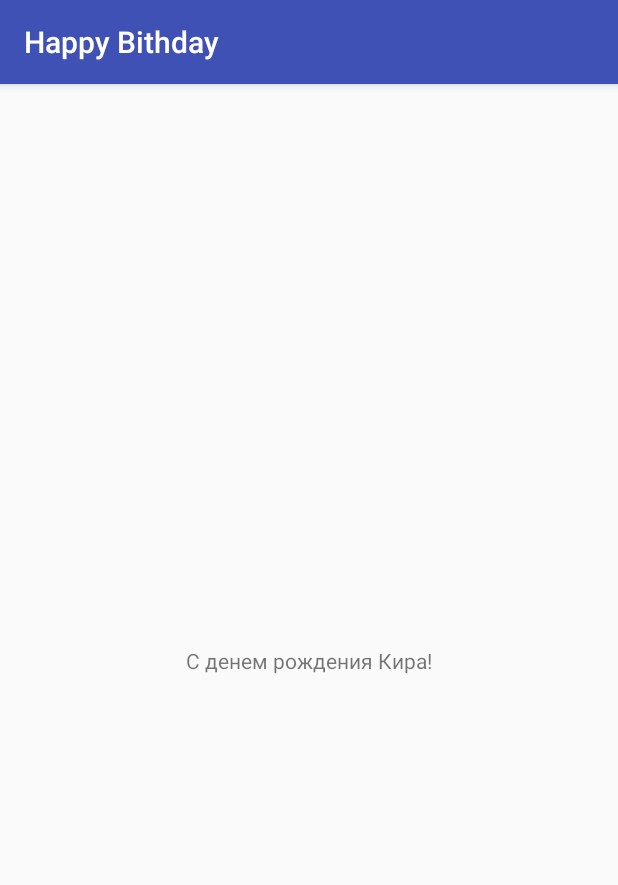
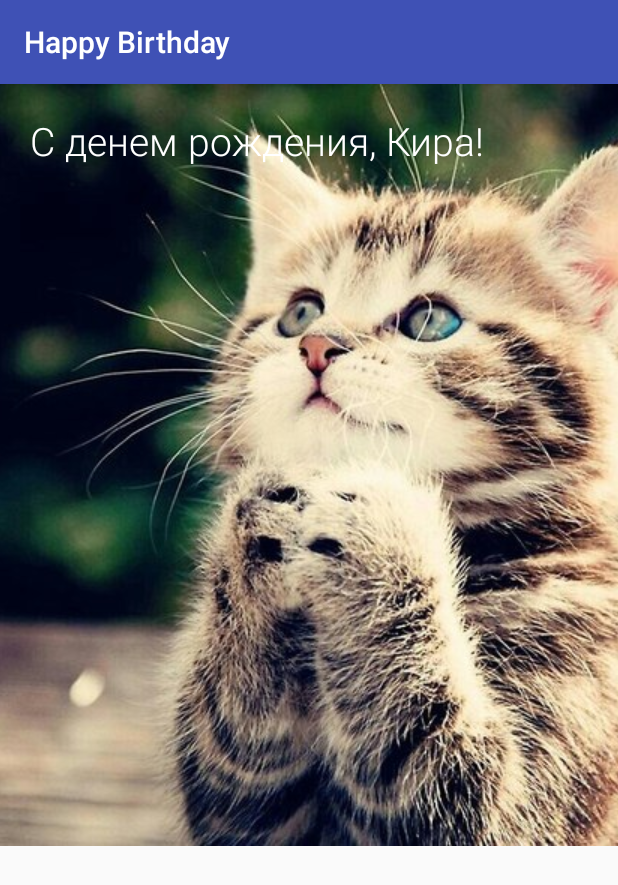
Before and after one commit to ivshebanov/Android, an Android app: the screen it shows after launch (MainActivity), on a phone screen of 412 x 824 dp. Shown: the top 885 px of the screen. Run offline under Robolectric (Android 15) with nearby library versions, the phone set to English and light mode, and no system bars.

Commit message:
HappyBirthday

```diff
--- a/HappyBithday/app/src/main/java/com/example/android/happybithday/MainActivity.java
+++ b/HappyBithday/app/src/main/java/com/example/android/happybithday/MainActivity.java
@@ -1,7 +1,8 @@
 package com.example.android.happybithday;
 
+
+import android.os.Bundle;
 import android.support.v7.app.AppCompatActivity;
-import android.os.Bundle;
 
 public class MainActivity extends AppCompatActivity {
 
--- a/HappyBithday/app/src/main/res/layout/activity_main.xml
+++ b/HappyBithday/app/src/main/res/layout/activity_main.xml
@@ -1,19 +1,38 @@
 <?xml version="1.0" encoding="utf-8"?>
-<android.support.constraint.ConstraintLayout xmlns:android="http://schemas.android.com/apk/res/android"
+<RelativeLayout
+    xmlns:android="http://schemas.android.com/apk/res/android"
     xmlns:app="http://schemas.android.com/apk/res-auto"
     xmlns:tools="http://schemas.android.com/tools"
     android:layout_width="match_parent"
     android:layout_height="match_parent"
     tools:context="com.example.android.happybithday.MainActivity">
 
+    <ImageView
+        android:src="@drawable/qwe1"
+        android:layout_height="wrap_content"
+        android:layout_width="wrap_content"
+        android:scaleType="centerCrop"
+        android:contentDescription="@string/kiska" />
+
     <TextView
         android:layout_width="wrap_content"
         android:layout_height="wrap_content"
-        android:text="С денем рождения Кира!"
-        app:layout_constraintBottom_toBottomOf="parent"
-        app:layout_constraintLeft_toLeftOf="parent"
-        app:layout_constraintRight_toRightOf="parent"
-        app:layout_constraintTop_toTopOf="parent" />
-
-
-</android.support.constraint.ConstraintLayout>
+        android:text="@string/HappyBirthday"
+        android:textSize="26sp"
+        android:fontFamily="sans-serif-light"
+        android:textColor="#FFFFFF"
+        android:padding="20dp"
+        android:id="@+id/textView"
+        android:layout_alignParentTop="true"
+        android:layout_alignParentStart="true" />
+    <TextView
+        android:layout_width="wrap_content"
+        android:layout_height="wrap_content"
+        android:text="@string/Suprise"
+        android:textSize="26sp"
+        android:fontFamily="sans-serif-light"
+        android:textColor="#FFFFFF"
+        android:padding="20dp"
+        android:layout_alignParentBottom="true"
+        android:layout_alignParentEnd="true" />
+</RelativeLayout>
--- a/HappyBithday/app/src/main/res/values/strings.xml
+++ b/HappyBithday/app/src/main/res/values/strings.xml
@@ -1,3 +1,6 @@
 <resources>
-    <string name="app_name">Happy Bithday</string>
+    <string name="app_name">Happy Birthday</string>
+    <string name="HappyBirthday">С денем рождения, Кира!</string>
+    <string name="Suprise">Поздравляю еще раз</string>
+    <string name="kiska">Киска</string>
 </resources>
```
Also changed, not shown: CardHappyBirthday/app/src/main/res/drawable/qwe1.jpg (added), HappyBithday/app/src/main/res/drawable/qwe1.jpg (added).
